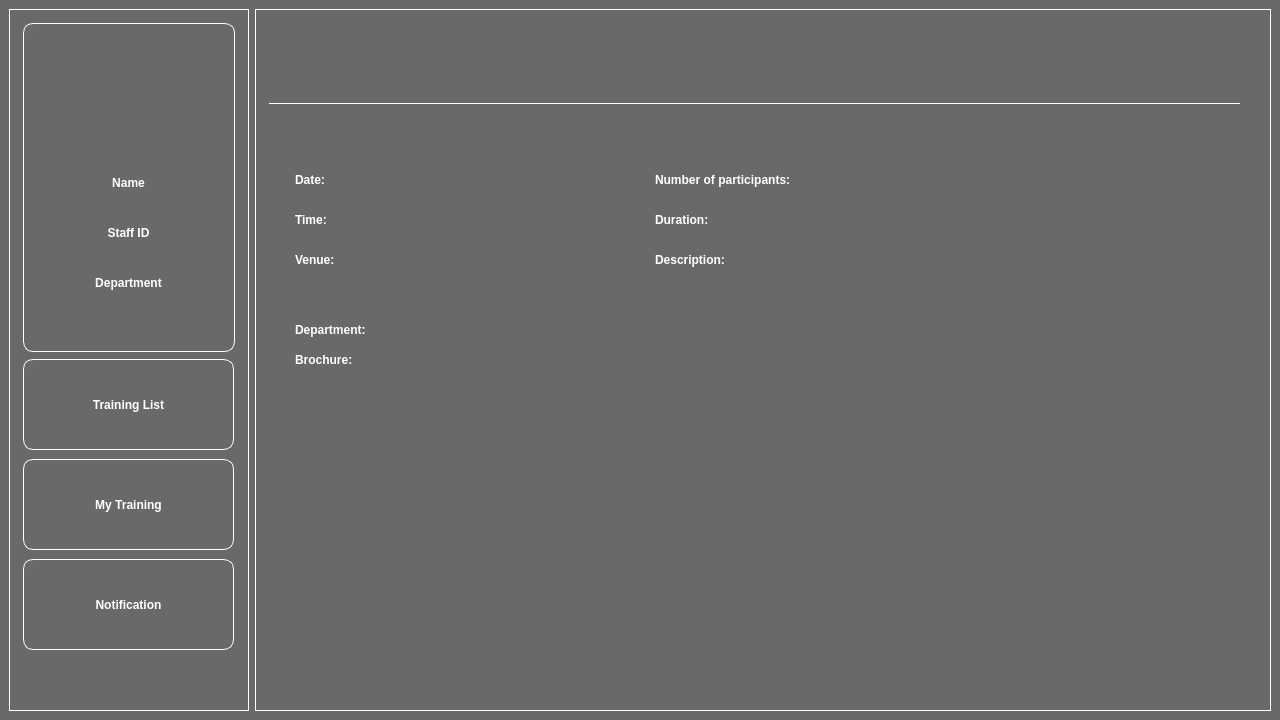
Old version of the form training_details-mytraining.ui in the repository yjia28tan/Staff-Training-Tracking-System-STTS-.
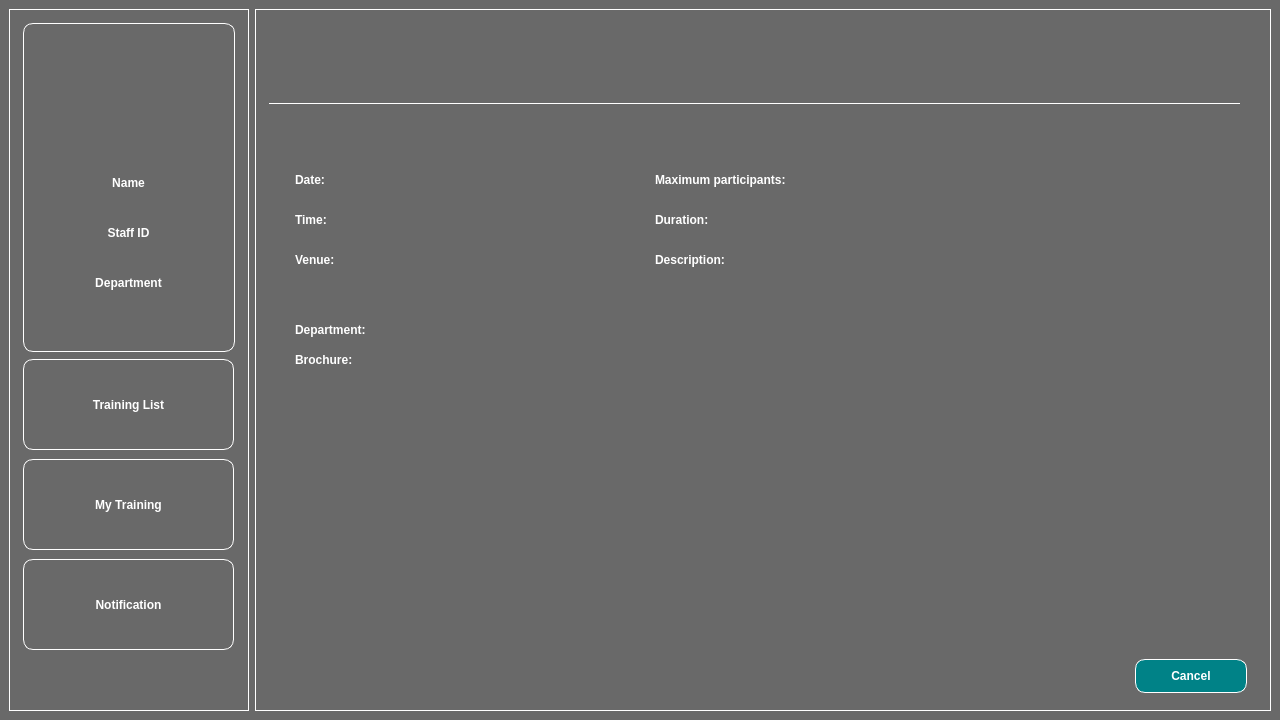
New version of the form. Icons and pictures are not drawn.

```diff
--- a/training_details-mytraining.ui
+++ b/training_details-mytraining.ui
@@ -542,7 +542,7 @@
         <rect>
          <x>40</x>
          <y>110</y>
-         <width>171</width>
+         <width>451</width>
          <height>41</height>
         </rect>
        </property>
@@ -787,7 +787,7 @@
 border: none;</string>
        </property>
        <property name="text">
-        <string>Number of participants:</string>
+        <string>Maximum participants:</string>
        </property>
       </widget>
       <widget class="QLabel" name="description_label">
@@ -840,6 +840,32 @@
         <string/>
        </property>
       </widget>
+      <widget class="QPushButton" name="cancel_button">
+       <property name="geometry">
+        <rect>
+         <x>880</x>
+         <y>650</y>
+         <width>112</width>
+         <height>34</height>
+        </rect>
+       </property>
+       <property name="font">
+        <font>
+         <weight>75</weight>
+         <bold>true</bold>
+        </font>
+       </property>
+       <property name="styleSheet">
+        <string notr="true">color: white;
+font-weight: bold;
+border: 1px solid white;
+border-radius: 10px;
+background: #008287;</string>
+       </property>
+       <property name="text">
+        <string>Cancel</string>
+       </property>
+      </widget>
      </widget>
     </item>
    </layout>
```
